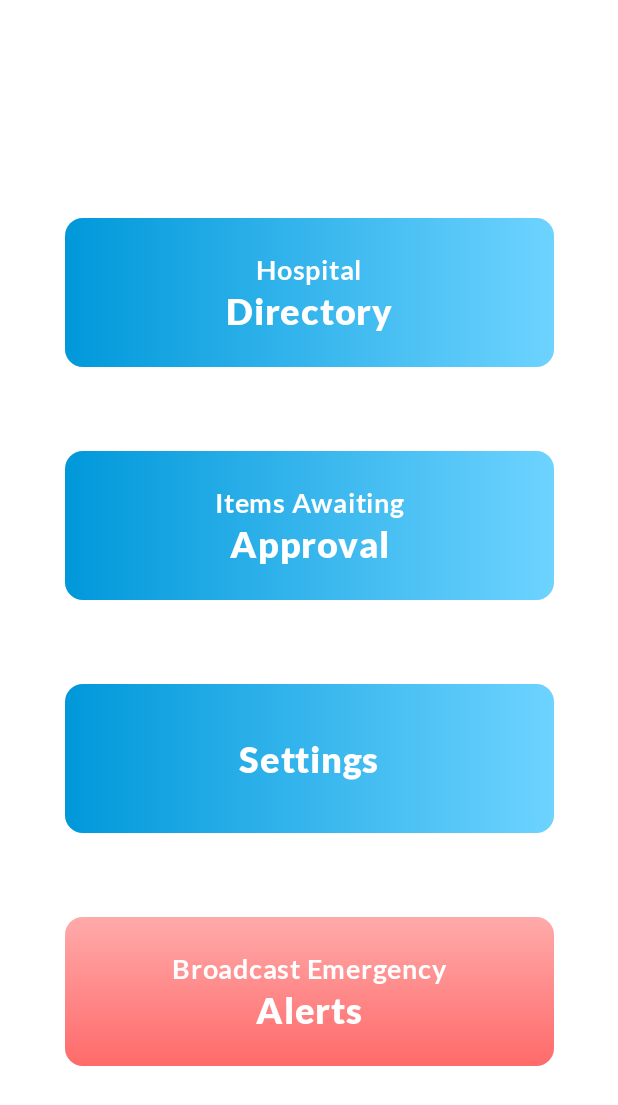
After one commit to Cfoulcard/MediFlare, an Android app built with Jetpack Compose: the composable ManagementFragmentContent shown on its own in the app's theme, on a phone screen of 412 x 824 dp. The commit adds this screen. Shown: the top 1105 px of the screen. Run offline under Robolectric (Android 15) with nearby library versions, the phone set to English and light mode, and no system bars; 1 statement that could not run was skipped.

Commit message:
Saving edits

```diff
--- a/app/src/main/java/com/christianfoulcard/mediflare/composables/Buttons.kt
+++ b/app/src/main/java/com/christianfoulcard/mediflare/composables/Buttons.kt
@@ -5,29 +5,32 @@ import android.content.Context
 import android.content.Intent
 import android.widget.Toast
 import android.widget.Toast.LENGTH_SHORT
+import androidx.compose.foundation.background
+import androidx.compose.foundation.clickable
+import androidx.compose.foundation.layout.Arrangement
+import androidx.compose.foundation.layout.Box
+import androidx.compose.foundation.layout.Column
 import androidx.compose.foundation.layout.fillMaxWidth
 import androidx.compose.foundation.layout.height
+import androidx.compose.foundation.layout.padding
 import androidx.compose.foundation.shape.RoundedCornerShape
 import androidx.compose.material3.Button
 import androidx.compose.material3.ButtonDefaults
+import androidx.compose.material3.Card
 import androidx.compose.material3.MaterialTheme
 import androidx.compose.material3.Text
 import androidx.compose.runtime.Composable
+import androidx.compose.ui.Alignment
 import androidx.compose.ui.Modifier
+import androidx.compose.ui.graphics.Brush
 import androidx.compose.ui.res.colorResource
 import androidx.compose.ui.res.stringResource
-import androidx.compose.ui.text.TextStyle
-import androidx.compose.ui.text.font.Font
-import androidx.compose.ui.text.font.FontFamily
-import androidx.compose.ui.text.font.FontStyle
+import androidx.compose.ui.tooling.preview.Preview
 import androidx.compose.ui.unit.dp
-import androidx.core.content.ContextCompat.startActivity
 import com.christianfoulcard.MediFlare.Companion.globalAppContext
 import com.christianfoulcard.mediflare.R
-import com.christianfoulcard.mediflare.models.PatientCardData
-import com.christianfoulcard.mediflare.models.PatientStatusOrCare
+import com.christianfoulcard.mediflare.composables.Buttons.ManagementCardButtons
 import com.christianfoulcard.mediflare.ui.HomeScreenActivity
-import com.christianfoulcard.mediflare.ui.LoginScreenActivity
 
 object Buttons {
 
@@ -65,4 +68,72 @@ object Buttons {
             Text(text = "Contact $string", style = MaterialTheme.typography.titleSmall)
         }
     }
+
+    @Composable
+    fun ManagementCardButtons(title1: String, title2: String, onClickString: String) {
+
+        val gradient = Brush.horizontalGradient(
+            colors = listOf(
+                colorResource(id = R.color.gradient_dark_blue),  // Start color
+                colorResource(id = R.color.gradient_light_blue)   // End color
+            )
+        )
+
+        val gradientRed = Brush.verticalGradient(
+            colors = listOf(
+                colorResource(id = R.color.gradient_light_red),  // Start color
+                colorResource(id = R.color.gradient_dark_red)   // End color
+            )
+        )
+
+        Card(
+            modifier = Modifier
+                .fillMaxWidth()
+                .padding(12.dp)
+                .clickable(onClick = { Toast.makeText(globalAppContext, onClickString, LENGTH_SHORT).show() })
+        ) {
+            Box(
+                modifier = Modifier
+                    .background(brush = when (title2) {
+                        "Alerts" -> { gradientRed }
+                        else -> { gradient }
+                    })
+                    .fillMaxWidth()
+                    .padding(12.dp)
+                    .height(75.dp),
+                contentAlignment = Alignment.Center
+            ) {
+
+                Column(verticalArrangement = Arrangement.spacedBy(2.dp), horizontalAlignment = Alignment.CenterHorizontally) {
+
+                    if (title1 == "") {
+                        Text(
+                            text = title2,
+                            style = MaterialTheme.typography.titleLarge,
+                            color = colorResource(id = R.color.white)
+                        )
+                    } else {
+                        Text(
+                            text = title1,
+                            style = MaterialTheme.typography.titleSmall,
+                            color = colorResource(id = R.color.white)
+                        )
+
+                        Text(
+                            text = title2,
+                            style = MaterialTheme.typography.titleLarge,
+                            color = colorResource(id = R.color.white)
+                        )
+                    }
+
+                }
+            }
+        }
+    }
 }
+
+@Preview(showBackground = true)
+@Composable
+fun PreviewCard() {
+    ManagementCardButtons("Test", "Test2", "")
+}
--- /dev/null
+++ b/app/src/main/java/com/christianfoulcard/mediflare/ui/homeScreenFragments/ManagementFragmentContent.kt
@@ -0,0 +1,44 @@
+package com.christianfoulcard.mediflare.ui.homeScreenFragments
+
+import androidx.compose.foundation.layout.Box
+import androidx.compose.foundation.layout.Column
+import androidx.compose.foundation.layout.Spacer
+import androidx.compose.foundation.layout.fillMaxSize
+import androidx.compose.foundation.layout.fillMaxWidth
+import androidx.compose.foundation.layout.padding
+import androidx.compose.material3.Surface
+import androidx.compose.runtime.Composable
+import androidx.compose.ui.Alignment
+import androidx.compose.ui.Modifier
+import androidx.compose.ui.graphics.Color
+import androidx.compose.ui.res.stringResource
+import androidx.compose.ui.unit.dp
+import com.christianfoulcard.mediflare.R
+import com.christianfoulcard.mediflare.composables.Buttons.ManagementCardButtons
+import com.christianfoulcard.mediflare.composables.Text
+
+@Composable
+fun ManagementFragmentContent() {
+
+    Surface(color = Color.White, modifier = Modifier.fillMaxSize()) {
+
+
+        Box(modifier = Modifier.fillMaxSize(), contentAlignment = Alignment.Center) {
+
+            Column(
+                modifier = Modifier
+                    .fillMaxWidth(0.85F)
+            ) {
+              //  Text.FragmentTitle("Hospital Management Console")
+                Spacer(Modifier.padding(16.dp))
+                ManagementCardButtons("Hospital", "Directory", "Under Development")
+                Spacer(Modifier.padding(16.dp))
+                ManagementCardButtons("Items Awaiting", "Approval", "No items needing approval")
+                Spacer(Modifier.padding(16.dp))
+                ManagementCardButtons("", "Settings", "Under Development")
+                Spacer(Modifier.padding(16.dp))
+                ManagementCardButtons("Broadcast Emergency", "Alerts", "Under Development")
+            }
+        }
+    }
+}
--- a/app/src/main/java/com/christianfoulcard/mediflare/ui/viewmodels/DashboardViewModel.kt
+++ b/app/src/main/java/com/christianfoulcard/mediflare/ui/viewmodels/DashboardViewModel.kt
@@ -1,16 +1,11 @@
 package com.christianfoulcard.mediflare.ui.viewmodels
 
 import androidx.compose.runtime.State
-import androidx.compose.runtime.getValue
-import androidx.compose.runtime.mutableIntStateOf
 import androidx.compose.runtime.mutableStateOf
-import androidx.compose.runtime.setValue
-import androidx.compose.ui.res.stringResource
 import androidx.lifecycle.ViewModel
 import com.christianfoulcard.MediFlare.Companion.globalAppContext
 import com.christianfoulcard.mediflare.R
 import com.christianfoulcard.mediflare.models.StatusCardData
-import com.christianfoulcard.mediflare.ui.homeScreenFragments.StatusCard
 
 
 class DashboardViewModel() : ViewModel() {
--- a/app/src/main/res/values/colors.xml
+++ b/app/src/main/res/values/colors.xml
@@ -15,6 +15,8 @@
     <color name="gradient_dark_green">#FF025F00</color>
     <color name="gradient_dark_purple">#FF1B0088</color>
     <color name="gradient_light_purple">#FF3300FF</color>
+    <color name="gradient_light_red">#FFFFAAAA</color>
+    <color name="gradient_dark_red">#FFFF6A6A</color>
 
     <color name="dark_gray">#FF3F3F3F</color>
     <color name="logo_blue">#FF0098DA</color>
```
Also changed, not shown: app/src/main/java/com/christianfoulcard/mediflare/composables/BottomNavTabs.kt (+3 -5 lines), app/src/main/java/com/christianfoulcard/mediflare/composables/Images.kt (+48 -0 lines), app/src/main/java/com/christianfoulcard/mediflare/ui/theme/Type.kt (+7 -0 lines).
